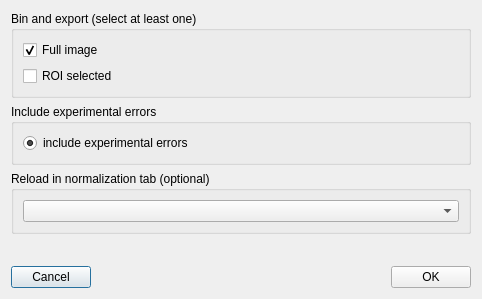
Above: src/ibeatles/ui/ui_tof_bin_export.ui from ornlneutronimaging/iBeatles before the change. Below: the same form after it.
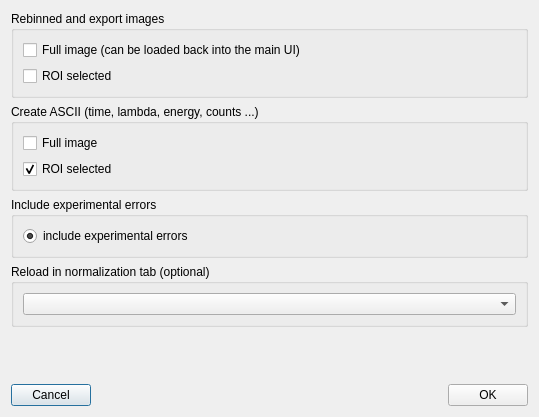
That is the form after the change.

Commit message: ready to create the final ascii file. this refs #325

```diff
--- a/src/ibeatles/ui/ui_tof_bin_export.ui
+++ b/src/ibeatles/ui/ui_tof_bin_export.ui
@@ -9,18 +9,41 @@
    <rect>
     <x>0</x>
     <y>0</y>
-    <width>482</width>
-    <height>299</height>
+    <width>539</width>
+    <height>417</height>
    </rect>
   </property>
   <property name="windowTitle">
    <string>Bin TOF folders</string>
   </property>
   <layout class="QVBoxLayout" name="verticalLayout_2">
+   <item>
+    <widget class="QGroupBox" name="groupBox_3">
+     <property name="title">
+      <string>Rebinned and export images</string>
+     </property>
+     <layout class="QVBoxLayout" name="verticalLayout_4">
+      <item>
+       <widget class="QCheckBox" name="rebin_full_images_checkBox">
+        <property name="text">
+         <string>Full image (can be loaded back into the main UI)</string>
+        </property>
+       </widget>
+      </item>
+      <item>
+       <widget class="QCheckBox" name="rebin_roi_selected_checkBox">
+        <property name="text">
+         <string>ROI selected</string>
+        </property>
+       </widget>
+      </item>
+     </layout>
+    </widget>
+   </item>
    <item>
     <widget class="QGroupBox" name="groupBox">
      <property name="title">
-      <string>Bin and export (select at least one)</string>
+      <string>Create ASCII (time, lambda, energy, counts ...)</string>
      </property>
      <layout class="QVBoxLayout" name="verticalLayout">
       <item>
@@ -29,7 +52,7 @@
          <string>Full image</string>
         </property>
         <property name="checked">
-         <bool>true</bool>
+         <bool>false</bool>
         </property>
        </widget>
       </item>
@@ -38,6 +61,9 @@
         <property name="text">
          <string>ROI selected</string>
         </property>
+        <property name="checked">
+         <bool>true</bool>
+        </property>
        </widget>
       </item>
      </layout>
```
Left out of the diff: 8 changed lines with no effect on the pictures. The commit also changes 6 other files.
